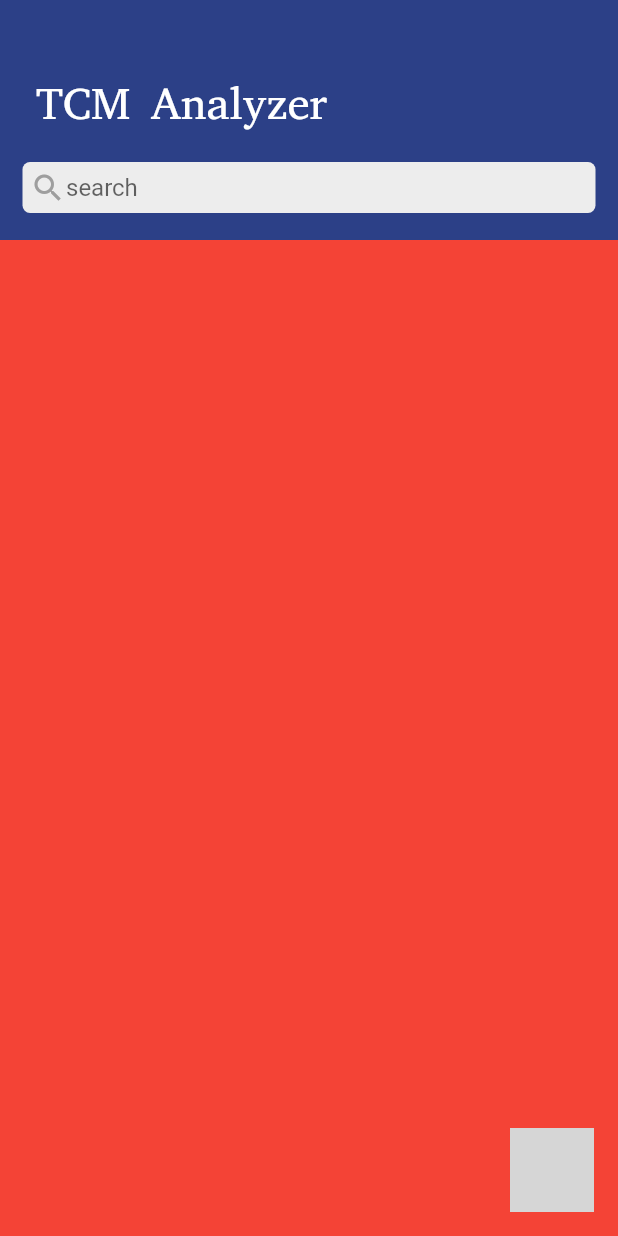
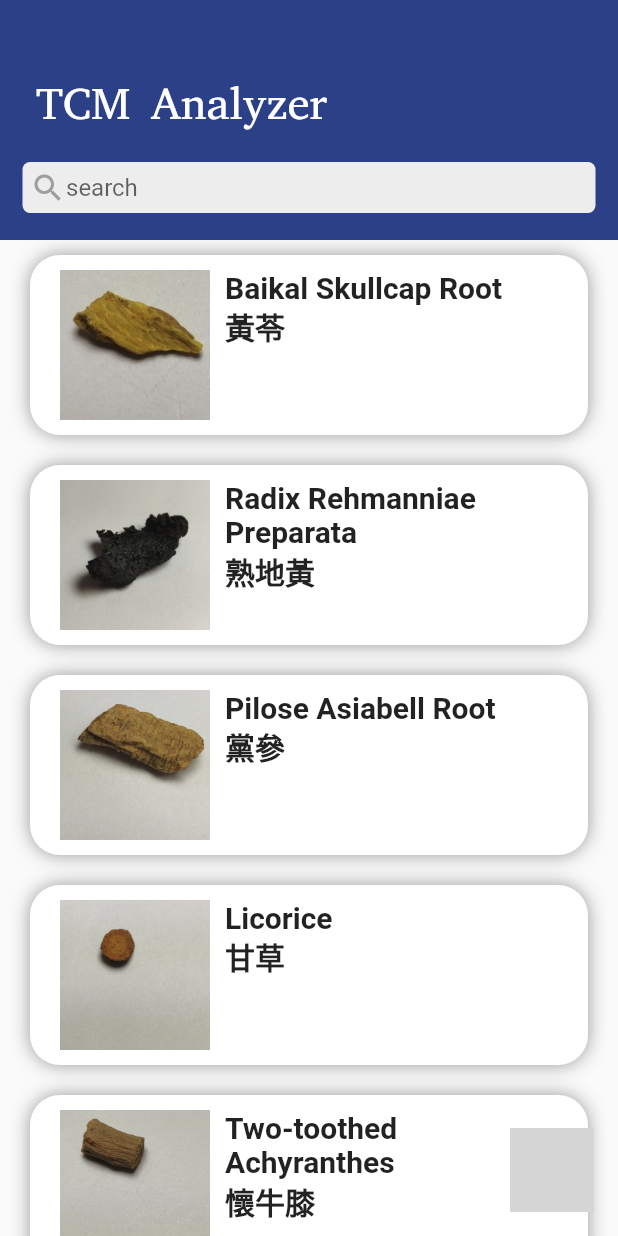
Before and after one commit to BenedictusKent/TCM_Analyzer, a Flutter app: the screen it shows after launch, swiped to page 2, on a phone screen of 412 x 824 dp. Run offline on Flutter 3.47's test engine with Material 2 defaults, Android fonts, the phone set to English and light mode, and no system bars; our stand-ins replace camera, flutter_native_image, image_picker; missing offline and left inert: image_size_getter, unicorndial; grey boxes are pictures that could not be loaded.

Commit message:
Implement main list view

```diff
--- /dev/null
+++ b/tcm_analyzer/lib/classes.dart
@@ -0,0 +1,248 @@
+const herbClass = [
+  {
+    'class':'X1',
+    'engName': 'Baikal Skullcap Root',
+    'cnName': '黃苓',
+    'thumbnail': 'asset/X1/1.jpg'
+  },
+  {
+    'class':'X2',
+    'engName': 'Radix Rehmanniae Preparata',
+    'cnName': '熟地黃',
+    'thumbnail': 'asset/X2/1.jpg'
+  },
+  {
+    'class':'X3',
+    'engName': 'Pilose Asiabell Root',
+    'cnName': '黨參',
+    'thumbnail': 'asset/X3/1.jpg'
+  },
+  {
+    'class':'X4',
+    'engName': 'Licorice',
+    'cnName': '甘草',
+    'thumbnail': 'asset/X4/1.jpg'
+  },
+  {
+    'class':'X5',
+    'engName': 'Two-toothed Achyranthes',
+    'cnName': '懷牛膝',
+    'thumbnail': 'asset/X5/1.jpg'
+  },
+  {
+    'class':'X6',
+    'engName': 'Dwarf Lilyturf Root Tuber',
+    'cnName': '麥門冬',
+    'thumbnail': 'asset/X6/1.jpg'
+  },
+  {
+    'class':'X7',
+    'engName': 'Largehead Atractylodes Rhizome',
+    'cnName': '白术',
+    'thumbnail': 'asset/X7/1.jpg'
+  },
+  {
+    'class':'X8',
+    'engName': 'Lobed Kudzuvine Root',
+    'cnName': '野葛',
+    'thumbnail': 'asset/X8/1.jpg'
+  },
+  {
+    'class':'X9',
+    'engName': 'White Mulberry Root - bark',
+    'cnName': '桑白皮',
+    'thumbnail': 'asset/X9/1.jpg'
+  },
+  {
+    'class':'X10',
+    'engName': 'Balloonflower Root',
+    'cnName': '桔梗',
+    'thumbnail': 'asset/X10/1.jpg'
+  },
+  {
+    'class':'X11',
+    'engName': 'Medical Dogwood',
+    'cnName': '山茱萸',
+    'thumbnail': 'asset/X11/1.jpg'
+  },
+  {
+    'class':'X12',
+    'engName': 'Tuber Fleeceflower Root',
+    'cnName': '何首烏',
+    'thumbnail': 'asset/X12/1.jpg'
+  },
+  {
+    'class':'X13',
+    'engName': 'Red Paeoniae Trichocarpae',
+    'cnName': '赤芍',
+    'thumbnail': 'asset/X13/1.jpg'
+  },
+  {
+    'class':'X14',
+    'engName': 'Cassia Bark',
+    'cnName': '桂皮',
+    'thumbnail': 'asset/X14/1.jpg'
+  },
+  {
+    'class':'X15',
+    'engName': 'Chinese Angelica',
+    'cnName': '岷當歸',
+    'thumbnail': 'asset/X15/1.jpg'
+  },
+  {
+    'class':'X16',
+    'engName': 'Szechwan Lovage Rhizome',
+    'cnName': '川芎',
+    'thumbnail': 'asset/X16/1.jpg'
+  },
+  {
+    'class':'X17',
+    'engName': 'Safflower',
+    'cnName': '川紅花',
+    'thumbnail': 'asset/X17/1.jpg'
+  },
+  {
+    'class':'X18',
+    'engName': 'Immature Bitter Orange',
+    'cnName': '枳實',
+    'thumbnail': 'asset/X18/1.jpg'
+  },
+  {
+    'class':'X19',
+    'engName': 'Common Jujube',
+    'cnName': '紅棗',
+    'thumbnail': 'asset/X19/1.jpg'
+  },
+  {
+    'class':'X20',
+    'engName': 'Manchurian Wildginger Herb',
+    'cnName': '細辛根',
+    'thumbnail': 'asset/X20/1.jpg'
+  },
+  {
+    'class':'X21',
+    'engName': 'Weeping Forsythia Fruit',
+    'cnName': '連翹',
+    'thumbnail': 'asset/X21/1.jpg'
+  },
+  {
+    'class':'X22',
+    'engName': 'Common Yam Rhizome',
+    'cnName': '懷山藥',
+    'thumbnail': 'asset/X22/1.jpg'
+  },
+  {
+    'class':'X23',
+    'engName': 'Common Coltsfoot Flower',
+    'cnName': '款冬花',
+    'thumbnail': 'asset/X23/1.jpg'
+  },
+  {
+    'class':'X24',
+    'engName': 'Dried Ginger',
+    'cnName': '乾薑',
+    'thumbnail': 'asset/X24/1.jpg'
+  },
+  {
+    'class':'X25',
+    'engName': 'Prepared Common Monkshood Daughter Root',
+    'cnName': '袍附子',
+    'thumbnail': 'asset/X25/1.jpg'
+  },
+  {
+    'class':'X26',
+    'engName': 'Peach Seed',
+    'cnName': '桃仁',
+    'thumbnail': 'asset/X26/1.jpg'
+  },
+  {
+    'class':'X27',
+    'engName': 'Tatarian Aster Root',
+    'cnName': '紫苑',
+    'thumbnail': 'asset/X27/1.jpg'
+  },
+  {
+    'class':'X28',
+    'engName': 'Combined Spicebush Root',
+    'cnName': '烏藥',
+    'thumbnail': 'asset/X28/1.jpg'
+  },
+  {
+    'class':'X29',
+    'engName': 'Tree Peony Bark',
+    'cnName': '銅陵鳳丹皮',
+    'thumbnail': 'asset/X29/1.jpg'
+  },
+  {
+    'class':'X30',
+    'engName': 'Barbary Wolfberry',
+    'cnName': '寧夏枸杞',
+    'thumbnail': 'asset/X30/1.jpg'
+  },
+  {
+    'class':'X31',
+    'engName': 'Nutmeg',
+    'cnName': '荳蔻',
+    'thumbnail': 'asset/X31/1.jpg'
+  },
+  {
+    'class':'X32',
+    'engName': 'Indian Buead Tuckahoe',
+    'cnName': '茯苓',
+    'thumbnail': 'asset/X32/1.jpg'
+  },
+  {
+    'class':'X33',
+    'engName': 'Cassiabarktree Twig',
+    'cnName': '桂枝',
+    'thumbnail': 'asset/X33/1.jpg'
+  },
+  {
+    'class':'X34',
+    'engName': 'Florists Dendranthema',
+    'cnName': '懷菊花',
+    'thumbnail': 'asset/X34/1.jpg'
+  },
+  {
+    'class':'X35',
+    'engName': 'Ginseng Root',
+    'cnName': '白參',
+    'thumbnail': 'asset/X35/1.jpg'
+  },
+  {
+    'class':'X36',
+    'engName': 'Mongolian Milkvetch Root',
+    'cnName': '北黃耆',
+    'thumbnail': 'asset/X36/1.jpg'
+  },
+  {
+    'class':'X37',
+    'engName': 'Common Anemarrhena',
+    'cnName': '知母',
+    'thumbnail': 'asset/X37/1.jpg'
+  },
+  {
+    'class':'X38',
+    'engName': 'Radix Rehmanniae Recens',
+    'cnName': '生地黃',
+    'thumbnail': 'asset/X38/1.jpg'
+  },
+  {
+    'class':'X39',
+    'engName': 'Fortune\'s Drynaria Rhizome',
+    'cnName': '骨碎補',
+    'thumbnail': 'asset/X39/1.jpg'
+  },
+  {
+    'class':'X40',
+    'engName': 'Ma - yuen Jobstears Seed',
+    'cnName': '薏仁',
+    'thumbnail': 'asset/X40/1.jpg'
+  },
+  {
+    'class':'X41',
+    'engName': 'Chinese Taxillus Herb',
+    'cnName': '桑寄生',
+    'thumbnail': 'asset/X41/1.jpg'
+  }
+];
--- a/tcm_analyzer/lib/home.dart
+++ b/tcm_analyzer/lib/home.dart
@@ -3,6 +3,7 @@ import 'package:camera/camera.dart';
 import 'package:flutter/material.dart';
 import 'package:image_picker/image_picker.dart';
 import 'package:unicorndial/unicorndial.dart';
+import 'package:tcm_analyzer/classes.dart';
 
 class HomePage extends StatefulWidget {
   @override
@@ -33,6 +34,7 @@ class _HomePageState extends State<HomePage>
       Navigator.pushNamed(context, '/view', arguments: image);
     }
   }
+
 
   @override
   void initState() {
@@ -210,8 +212,64 @@ class _HomePageState extends State<HomePage>
                   ),
                 ],
               )),
-              Container(
-                color: Colors.red,
+              SingleChildScrollView(
+                physics: ScrollPhysics(),
+                child: Column(children: <Widget>[
+                    ListView.builder(
+                      shrinkWrap: true,
+                      scrollDirection: Axis.vertical,
+                      physics: NeverScrollableScrollPhysics(),
+                      itemCount: herbClass.length,
+                      itemBuilder: (context, index) {
+                        final item = herbClass[index];
+                        return Container(
+                          height: 120,
+                          margin: const EdgeInsets.symmetric(horizontal: 20, vertical: 10),
+                          decoration: BoxDecoration(
+                              borderRadius: BorderRadius.all(Radius.circular(20.0)),
+                              color: Colors.white,
+                              boxShadow: [
+                                BoxShadow(color: Colors.black.withAlpha(100), blurRadius: 10.0),
+                              ]),
+                          child: Padding(
+                            padding: const EdgeInsets.symmetric(horizontal: 20.0, vertical: 10),
+                            child: Row(
+                              mainAxisAlignment: MainAxisAlignment.spaceBetween,
+                              children: <Widget>[
+                                Image.asset(
+                                  item["thumbnail"],
+                                  height: 100,
+                                  width: 100
+                                ),
+                                Padding(
+                                padding: const EdgeInsets.only(
+                                  left: 10
+                                )
+                                ),
+                                Expanded(
+                                 child: Column(
+                                  crossAxisAlignment: CrossAxisAlignment.start,
+                                  children: <Widget>[
+                                    Text(
+                                      item["engName"],
+                                      style: const TextStyle(
+                                          fontSize: 20, fontWeight: FontWeight.bold),
+                                    ),
+                                    Text(
+                                      item["cnName"],
+                                      style: const TextStyle(
+                                          fontSize: 20, fontWeight: FontWeight.bold),
+                                    ),
+                                  ],
+                                )
+                                ),
+                              ],
+                            ),
+                          )
+                        );
+                      },
+                    )
+                ]),
               ),
               Container(color: Colors.blue),
             ]),
```
